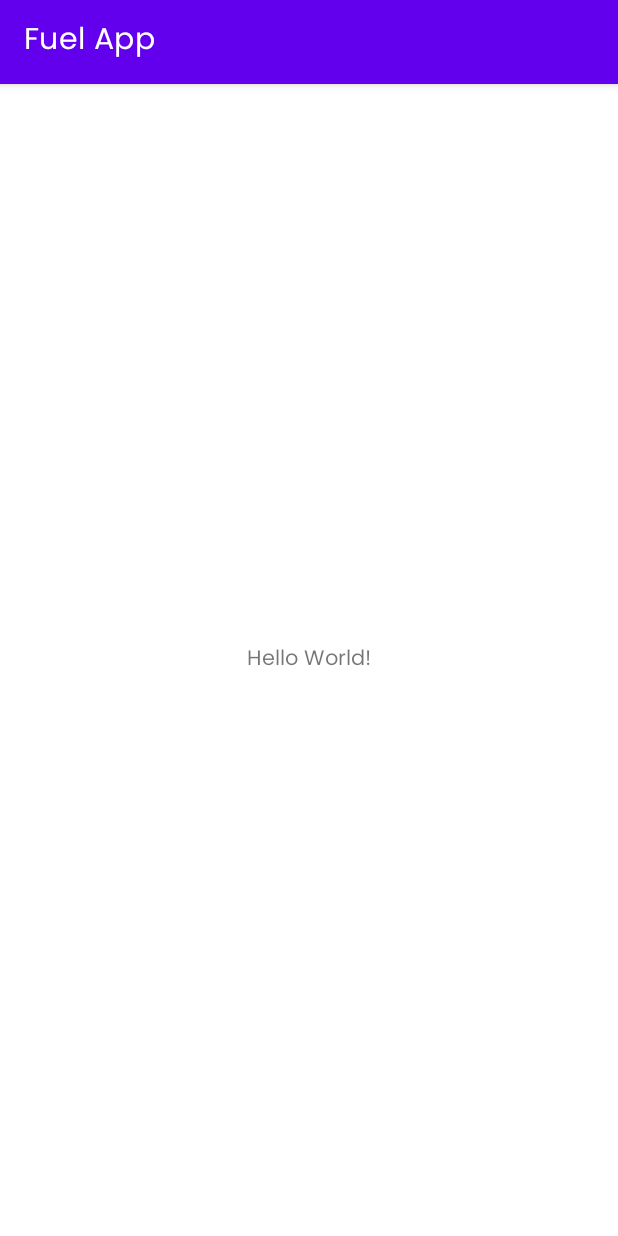
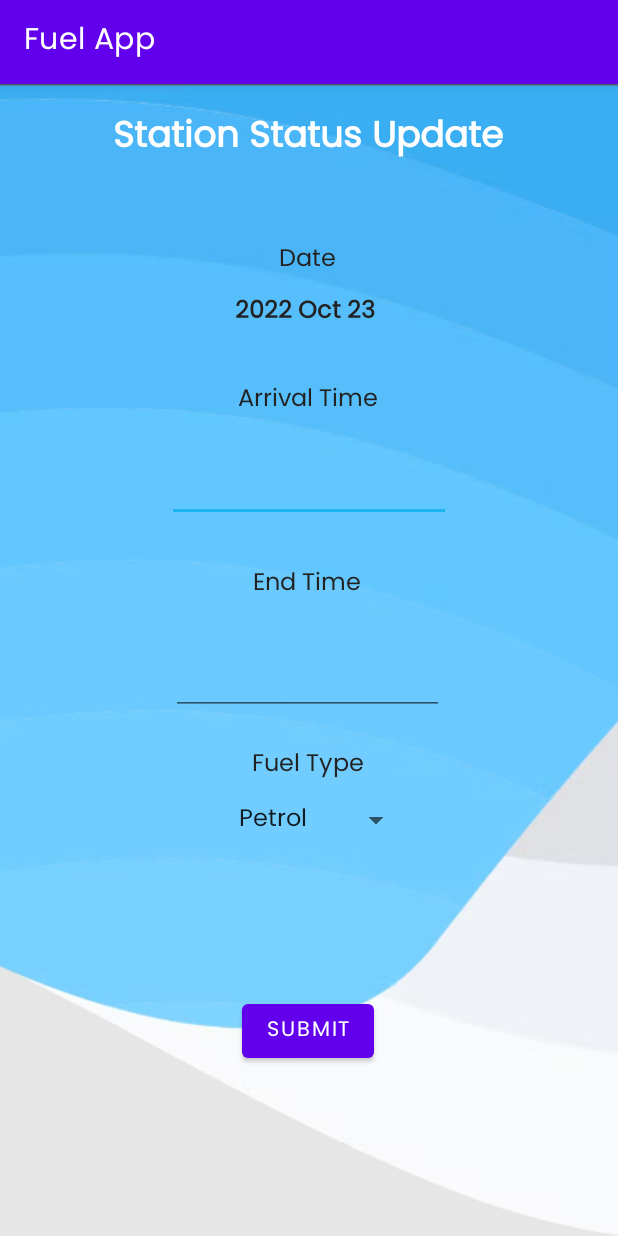
Before and after one commit to YasiruWickramasinghe/EAD_Fuel_App_Client, an Android app: the screen it shows after launch (MainActivity before the commit, StatusUpdateActivity after it), on a phone screen of 412 x 824 dp. Run offline under Robolectric (Android 15) with nearby library versions, the phone set to English and light mode, and no system bars.

Commit message:
add station managemnt ui

```diff
--- a/FuelApp/app/src/main/AndroidManifest.xml
+++ b/FuelApp/app/src/main/AndroidManifest.xml
@@ -1,6 +1,6 @@
 <?xml version="1.0" encoding="utf-8"?>
 <manifest xmlns:android="http://schemas.android.com/apk/res/android"
-    package="com.example.fuelapp">
+    package="com.example.fuelapp" >
 
     <application
         android:allowBackup="true"
@@ -8,15 +8,19 @@
         android:label="@string/app_name"
         android:roundIcon="@mipmap/ic_launcher_round"
         android:supportsRtl="true"
-        android:theme="@style/Theme.FuelApp">
+        android:theme="@style/Theme.FuelApp" >
+        <activity
+            android:name=".stationManager.StatusUpdateActivity"
+            android:exported="true">
+        <intent-filter>
+            <action android:name="android.intent.action.MAIN" />
+
+            <category android:name="android.intent.category.LAUNCHER" />
+        </intent-filter>
+        </activity>
         <activity
             android:name=".MainActivity"
-            android:exported="true">
-            <intent-filter>
-                <action android:name="android.intent.action.MAIN" />
-
-                <category android:name="android.intent.category.LAUNCHER" />
-            </intent-filter>
+            android:exported="true" >
         </activity>
     </application>
 
--- /dev/null
+++ b/FuelApp/app/src/main/java/com/example/fuelapp/stationManager/StatusUpdateActivity.java
@@ -0,0 +1,116 @@
+package com.example.fuelapp.stationManager;
+
+import androidx.appcompat.app.AppCompatActivity;
+
+import android.app.TimePickerDialog;
+import android.os.Bundle;
+import android.text.InputType;
+import android.util.Log;
+import android.view.View;
+import android.widget.AdapterView;
+import android.widget.ArrayAdapter;
+import android.widget.EditText;
+import android.widget.Spinner;
+import android.widget.TextView;
+import android.widget.TimePicker;
+
+import com.example.fuelapp.R;
+
+import java.text.SimpleDateFormat;
+import java.util.Calendar;
+import java.util.Date;
+import java.util.Locale;
+
+public class StatusUpdateActivity extends AppCompatActivity {
+
+    @Override
+    protected void onCreate(Bundle savedInstanceState) {
+        super.onCreate(savedInstanceState);
+        setContentView(R.layout.activity_status_update);
+
+        //set the Current date
+        String date_n = new SimpleDateFormat("yyyy MMM dd ", Locale.getDefault()).format(new Date());
+        TextView date  = (TextView) findViewById(R.id.txtDate);
+        date.setText(date_n);
+
+
+
+        //Get Times Inputs
+        EditText startTime = (EditText) findViewById(R.id.editStartTime);
+        startTime.setInputType(InputType.TYPE_NULL);
+        EditText endTime = (EditText) findViewById(R.id.editEndTime);
+        endTime.setInputType(InputType.TYPE_NULL);
+
+        startTime.setOnClickListener(new View.OnClickListener() {
+            @Override
+            public void onClick(View view) {
+                showStartTimeDialog(startTime);
+            }
+        });
+
+        endTime.setOnClickListener(new View.OnClickListener() {
+            @Override
+            public void onClick(View view) {
+                showEndTimeDialog(endTime);
+            }
+        });
+
+
+        //Add Dropdown menu handle
+        Spinner spinner = (Spinner) findViewById(R.id.spinnerType);
+        ArrayAdapter<CharSequence> adapter = ArrayAdapter.createFromResource(this,
+                R.array.types, android.R.layout.simple_spinner_item);
+        adapter.setDropDownViewResource(android.R.layout.simple_spinner_dropdown_item);
+        // Apply the adapter to the spinner
+        spinner.setAdapter(adapter);
+
+        spinner.setOnItemSelectedListener(new AdapterView.OnItemSelectedListener() {
+            @Override
+            public void onItemSelected(AdapterView<?> parent, View view,
+                                       int position, long id) {
+                Log.v("item", (String) parent.getItemAtPosition(position));
+            }
+
+            @Override
+            public void onNothingSelected(AdapterView<?> parent) {
+                // TODO Auto-generated method stub
+            }
+        });
+
+    }
+
+    private void showEndTimeDialog(EditText endTime) {
+        Calendar calendar = Calendar.getInstance();
+        TimePickerDialog.OnTimeSetListener timeSetListener = new TimePickerDialog.OnTimeSetListener() {
+            @Override
+            public void onTimeSet(TimePicker timePicker, int hourOfDay, int min) {
+                calendar.set(Calendar.HOUR_OF_DAY, hourOfDay);
+                calendar.set(Calendar.MINUTE, min);
+                SimpleDateFormat simpleDateFormat = new SimpleDateFormat("hh:mm:aa");
+                endTime.setText(simpleDateFormat.format(calendar.getTime()));
+            }
+        };
+
+        new TimePickerDialog(StatusUpdateActivity.this, timeSetListener, calendar.get(Calendar.HOUR_OF_DAY), calendar.get(Calendar.MINUTE), false).show();
+    }
+
+
+
+    private void showStartTimeDialog(EditText startTime) {
+        Calendar calendar = Calendar.getInstance();
+        TimePickerDialog.OnTimeSetListener timeSetListener = new TimePickerDialog.OnTimeSetListener() {
+            @Override
+            public void onTimeSet(TimePicker timePicker, int hourOfDay, int min) {
+                calendar.set(Calendar.HOUR_OF_DAY, hourOfDay);
+                calendar.set(Calendar.MINUTE, min);
+                SimpleDateFormat simpleDateFormat = new SimpleDateFormat("hh:mm:aa");
+                startTime.setText(simpleDateFormat.format(calendar.getTime()));
+            }
+        };
+
+        new TimePickerDialog(StatusUpdateActivity.this, timeSetListener, calendar.get(Calendar.HOUR_OF_DAY), calendar.get(Calendar.MINUTE), false).show();
+    }
+
+
+
+}
--- a/FuelApp/app/src/main/res/layout/activity_main.xml
+++ b/FuelApp/app/src/main/res/layout/activity_main.xml
@@ -4,6 +4,7 @@
     xmlns:tools="http://schemas.android.com/tools"
     android:layout_width="match_parent"
     android:layout_height="match_parent"
+    android:background="@drawable/background"
     tools:context=".MainActivity">
 
     <TextView
--- /dev/null
+++ b/FuelApp/app/src/main/res/layout/activity_status_update.xml
@@ -0,0 +1,150 @@
+<?xml version="1.0" encoding="utf-8"?>
+<androidx.constraintlayout.widget.ConstraintLayout xmlns:android="http://schemas.android.com/apk/res/android"
+    xmlns:app="http://schemas.android.com/apk/res-auto"
+    xmlns:tools="http://schemas.android.com/tools"
+    android:layout_width="match_parent"
+    android:layout_height="match_parent"
+    android:background="@drawable/background"
+    tools:context=".stationManager.StatusUpdateActivity">
+
+    <TextView
+        android:id="@+id/textView"
+        android:layout_width="wrap_content"
+        android:layout_height="wrap_content"
+        android:text="Station Status Update"
+        android:textAlignment="center"
+        android:textColor="#FFFFFF"
+        android:textSize="24sp"
+        android:textStyle="bold"
+        app:layout_constraintBottom_toBottomOf="parent"
+        app:layout_constraintEnd_toEndOf="parent"
+        app:layout_constraintHorizontal_bias="0.497"
+        app:layout_constraintStart_toStartOf="parent"
+        app:layout_constraintTop_toTopOf="parent"
+        app:layout_constraintVertical_bias="0.022" />
+
+    <TextView
+        android:id="@+id/textView2"
+        android:layout_width="wrap_content"
+        android:layout_height="wrap_content"
+        android:layout_marginTop="48dp"
+        android:text="Date"
+        android:textColor="#222222"
+        android:textSize="16sp"
+        app:layout_constraintEnd_toEndOf="parent"
+        app:layout_constraintHorizontal_bias="0.498"
+        app:layout_constraintStart_toStartOf="parent"
+        app:layout_constraintTop_toBottomOf="@+id/textView" />
+
+    <TextView
+        android:id="@+id/txtDate"
+        android:layout_width="wrap_content"
+        android:layout_height="wrap_content"
+        android:layout_marginTop="8dp"
+        android:text="Date"
+        android:textColor="#FF222222"
+        android:textSize="16sp"
+        android:textStyle="bold"
+        app:layout_constraintEnd_toEndOf="parent"
+        app:layout_constraintHorizontal_bias="0.498"
+        app:layout_constraintStart_toStartOf="parent"
+        app:layout_constraintTop_toBottomOf="@+id/textView2" />
+
+    <EditText
+        android:id="@+id/editStartTime"
+        android:layout_width="189dp"
+        android:layout_height="60dp"
+        android:layout_marginTop="8dp"
+        android:ems="10"
+        android:inputType="none"
+        android:paddingTop="10dp"
+        android:textAlignment="center"
+        android:textColor="#EAEAEA"
+        android:textColorHighlight="#FFFFFF"
+        android:textSize="16sp"
+        android:textStyle="bold"
+        app:layout_constraintEnd_toEndOf="parent"
+        app:layout_constraintStart_toStartOf="parent"
+        app:layout_constraintTop_toBottomOf="@+id/textView4" />
+
+    <TextView
+        android:id="@+id/textView4"
+        android:layout_width="wrap_content"
+        android:layout_height="wrap_content"
+        android:layout_marginTop="32dp"
+        android:text="Arrival Time"
+        android:textColor="#222222"
+        android:textSize="16sp"
+        app:layout_constraintEnd_toEndOf="parent"
+        app:layout_constraintHorizontal_bias="0.498"
+        app:layout_constraintStart_toStartOf="parent"
+        app:layout_constraintTop_toBottomOf="@+id/txtDate" />
+
+    <EditText
+        android:id="@+id/editEndTime"
+        android:layout_width="182dp"
+        android:layout_height="66dp"
+        android:layout_marginTop="8dp"
+        android:ems="10"
+        android:inputType="none"
+        android:paddingTop="10dp"
+        android:textAlignment="center"
+        android:textColor="#EAEAEA"
+        android:textColorHighlight="#FFFFFF"
+        android:textSize="16sp"
+        android:textStyle="bold"
+        app:layout_constraintEnd_toEndOf="parent"
+        app:layout_constraintHorizontal_bias="0.497"
+        app:layout_constraintStart_toStartOf="parent"
+        app:layout_constraintTop_toBottomOf="@+id/textView5" />
+
+    <TextView
+        android:id="@+id/textView5"
+        android:layout_width="wrap_content"
+        android:layout_height="wrap_content"
+        android:layout_marginTop="28dp"
+        android:text="End Time"
+        android:textColor="#222222"
+        android:textSize="16sp"
+        app:layout_constraintEnd_toEndOf="parent"
+        app:layout_constraintHorizontal_bias="0.496"
+        app:layout_constraintStart_toStartOf="parent"
+        app:layout_constraintTop_toBottomOf="@+id/editStartTime" />
+
+    <TextView
+        android:id="@+id/textView6"
+        android:layout_width="wrap_content"
+        android:layout_height="wrap_content"
+        android:layout_marginTop="20dp"
+        android:text="Fuel Type"
+        android:textColor="#222222"
+        android:textSize="16sp"
+        app:layout_constraintEnd_toEndOf="parent"
+        app:layout_constraintHorizontal_bias="0.498"
+        app:layout_constraintStart_toStartOf="parent"
+        app:layout_constraintTop_toBottomOf="@+id/editEndTime" />
+
+    <Spinner
+        android:id="@+id/spinnerType"
+        android:layout_width="137dp"
+        android:layout_height="31dp"
+        android:layout_marginTop="8dp"
+        android:textAlignment="center"
+        app:layout_constraintEnd_toEndOf="parent"
+        app:layout_constraintStart_toStartOf="parent"
+        app:layout_constraintTop_toBottomOf="@+id/textView6" />
+
+    <Button
+        android:id="@+id/btnSubmit"
+        android:layout_width="wrap_content"
+        android:layout_height="wrap_content"
+        android:layout_marginTop="96dp"
+        android:text="Submit"
+        app:layout_constraintBottom_toBottomOf="parent"
+        app:layout_constraintEnd_toEndOf="parent"
+        app:layout_constraintHorizontal_bias="0.498"
+        app:layout_constraintStart_toStartOf="parent"
+        app:layout_constraintTop_toBottomOf="@+id/spinnerType"
+        app:layout_constraintVertical_bias="0.037" />
+
+</androidx.constraintlayout.widget.ConstraintLayout>
--- a/FuelApp/app/src/main/res/values/colors.xml
+++ b/FuelApp/app/src/main/res/values/colors.xml
@@ -3,8 +3,8 @@
     <color name="purple_200">#FFBB86FC</color>
     <color name="purple_500">#FF6200EE</color>
     <color name="purple_700">#FF3700B3</color>
-    <color name="teal_200">#FF03DAC5</color>
-    <color name="teal_700">#FF018786</color>
+    <color name="teal_200">#1DB5F1</color>
+    <color name="teal_700">#007AB1</color>
     <color name="black">#FF000000</color>
     <color name="white">#FFFFFFFF</color>
 </resources>
--- a/FuelApp/app/src/main/res/values/strings.xml
+++ b/FuelApp/app/src/main/res/values/strings.xml
@@ -1,3 +1,9 @@
 <resources>
     <string name="app_name">Fuel App</string>
+
+    <string-array name="types">
+    <item>Petrol</item>
+    <item>Diesel</item>
+    </string-array>
+
 </resources>
```
Also changed, not shown: FuelApp/app/src/main/res/drawable/background.png (added).
